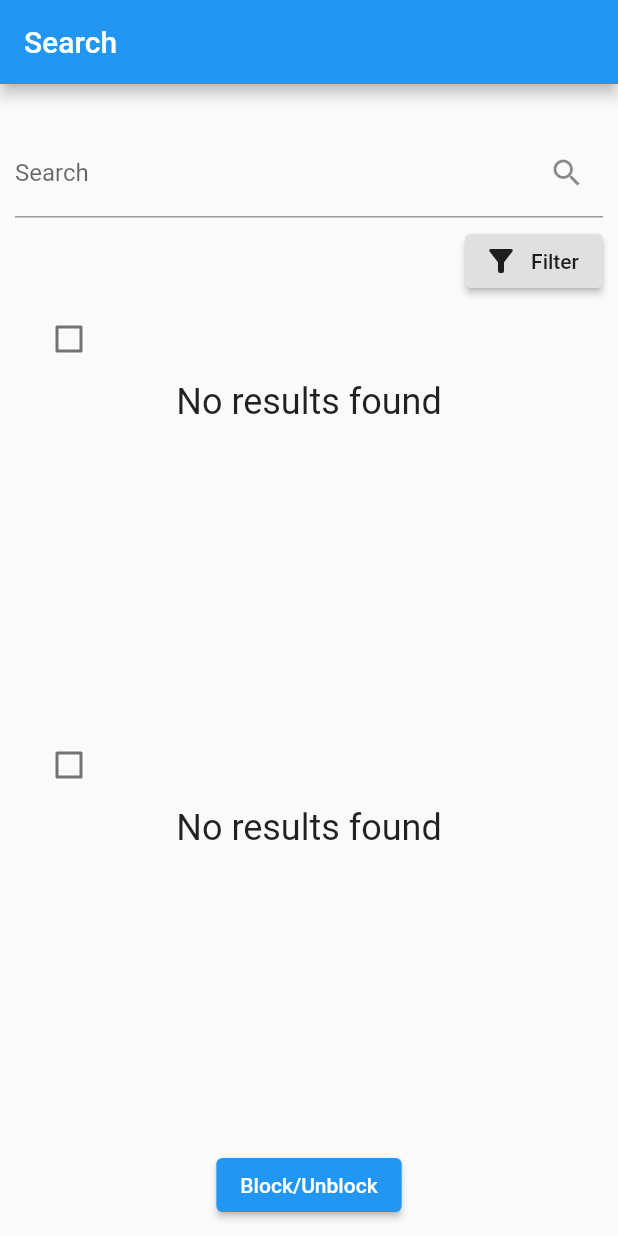
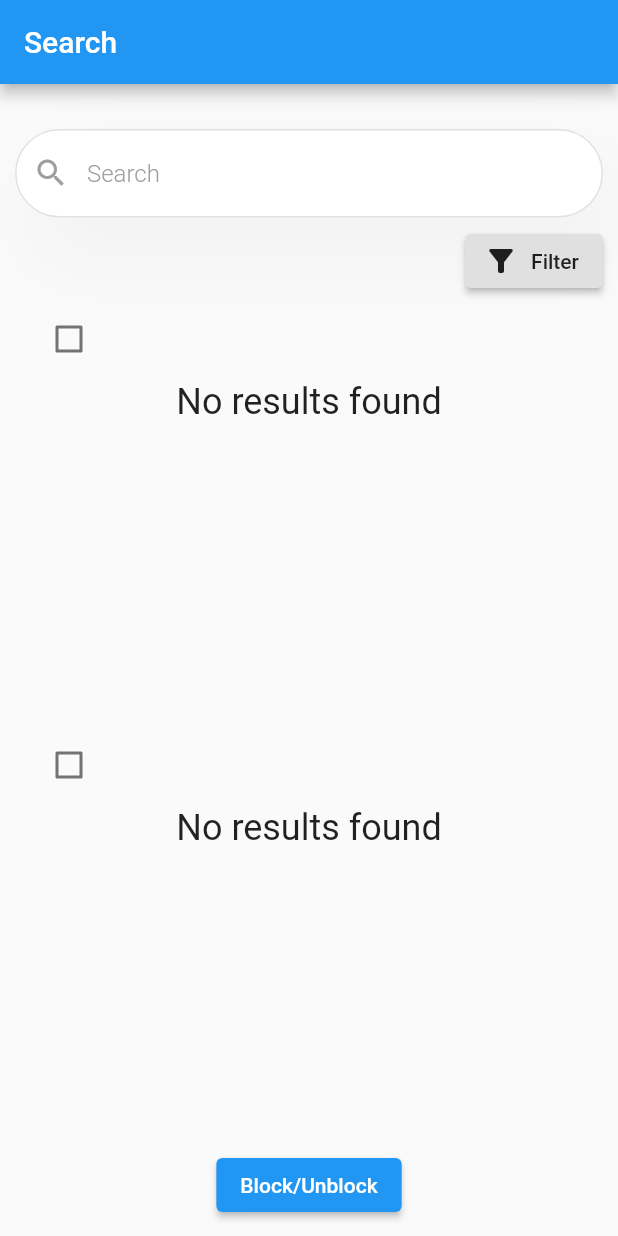
Before and after one commit to aadhi-prem/Duty-Normalizer-App, a Flutter app: the HomePage screen opened directly, on a phone screen of 412 x 824 dp. Run offline on Flutter 3.47's test engine with Material 2 defaults, Android fonts, the phone set to English and light mode, and no system bars; our stand-ins replace csv, file_picker, fluttertoast, sqflite; missing offline and left inert: dart:ffi; accounts and stored records are empty.

Commit message:
Add files via upload

```diff
--- a/lib/BlockUnblock.dart
+++ b/lib/BlockUnblock.dart
@@ -59,7 +59,7 @@ class _HomePageState extends State<HomePage> {
   List<Map<String,dynamic>> unblockedusers=[];
   List<Map<String, dynamic>> _foundUsers = [];
   List<Map<String, dynamic>> _allUsers = [];
-  late String searchWord;
+  late String searchWord = "";
   @override
   @override
   void initState() {
@@ -81,7 +81,7 @@ class _HomePageState extends State<HomePage> {
   // This function is called whenever the text field changes
   void _runFilter(String enteredKeyword) {
     List<Map<String, dynamic>> results = [];
-    if (enteredKeyword.isEmpty) {
+    if (enteredKeyword == "") {
       // if the search field is empty or only contains white-space, we'll display all users
       results = _allUsers;
     } else {
@@ -150,13 +150,45 @@ class _HomePageState extends State<HomePage> {
             const SizedBox(
               height: 20,
             ),
-            TextField(
-              onChanged: (value) {
-                searchWord = value;
-                _runFilter(value);
-              },
-              decoration: const InputDecoration(
-                  labelText: 'Search', suffixIcon: Icon(Icons.search)),
+            Container(
+              decoration: BoxDecoration(boxShadow: [
+                BoxShadow(
+                    offset: const Offset(12, 26),
+                    blurRadius: 50,
+                    spreadRadius: 0,
+                    color: Colors.grey.withOpacity(.1)),
+              ]),
+              child: TextField(
+                // controller: textController,
+                onChanged: (value) {
+                  searchWord = value;
+                  _runFilter(searchWord);
+                } ,
+                decoration: InputDecoration(
+                  prefixIcon: Icon(
+                    Icons.search,
+                    color: Colors.grey[500]!,
+                  ),
+                  filled: true,
+                  fillColor: Colors.white,
+                  hintText: 'Search',
+                  hintStyle:
+                  const TextStyle(color: Colors.grey, fontWeight: FontWeight.w300),
+                  contentPadding:
+                  const EdgeInsets.symmetric(vertical: 20.0, horizontal: 20.0),
+                  border: const OutlineInputBorder(
+                    borderRadius: BorderRadius.all(Radius.circular(45.0)),
+                  ),
+                  enabledBorder: OutlineInputBorder(
+                    borderSide: BorderSide(color: Colors.grey[300]!, width: 1.0),
+                    borderRadius: BorderRadius.all(Radius.circular(45.0)),
+                  ),
+                  focusedBorder: OutlineInputBorder(
+                    borderSide: BorderSide(color: Colors.grey[400]!, width: 1.5),
+                    borderRadius: BorderRadius.all(Radius.circular(45.0)),
+                  ),
+                ),
+              ),
             ),
             const SizedBox(
               height: 5,
```
